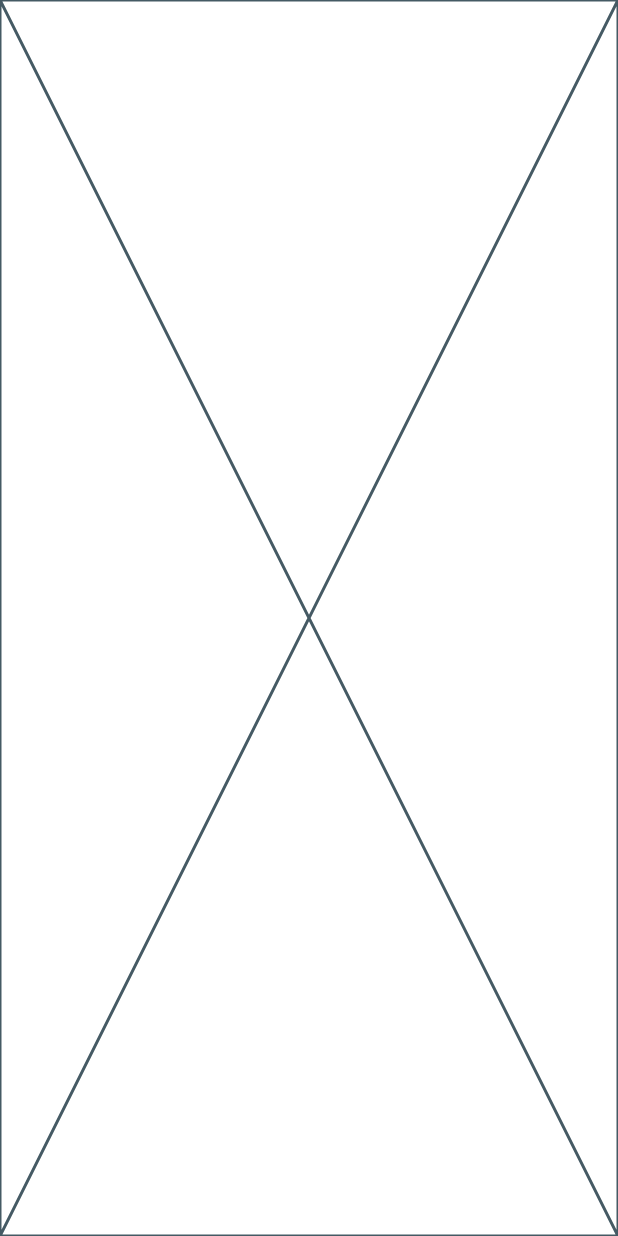
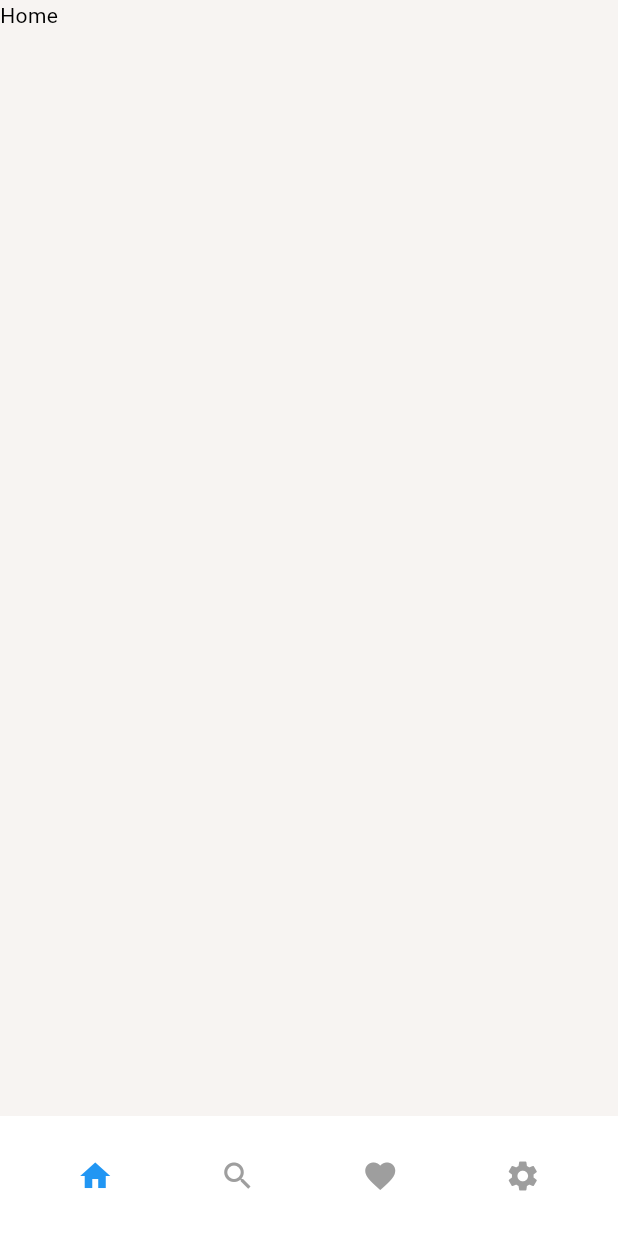
Before and after one commit to MuhammadRauf07/ten_twenty_task, a Flutter app: the screen it shows after launch, on a phone screen of 412 x 824 dp. Run offline on Flutter 3.47's test engine with Material 3 defaults, Android fonts, the light colour scheme and no system bars; our stand-ins replace flutter_bloc, flutter_svg, shared_preferences; Roboto replaces fonts that are missing (Urbanist).

Commit message:
add bottom navbar

```diff
--- a/lib/main/main_screen.dart
+++ b/lib/main/main_screen.dart
@@ -8,8 +8,55 @@ class MainScreen extends StatefulWidget {
 }
 
 class _MainScreenState extends State<MainScreen> {
+
+
+  int _selectedIndex = 0;
+  final List<Widget> _tabs = [
+    const Text('Home'),
+    const Text('Search'),
+    const Text('Favorites'),
+    const Text('Settings'),
+  ];
+
+  void _onItemTapped(int index) {
+    setState(() {
+      _selectedIndex = index;
+    });
+  }
+
+
   @override
   Widget build(BuildContext context) {
-    return const Placeholder();
+    return Scaffold(
+      body: _tabs.elementAt(_selectedIndex),
+      bottomNavigationBar: BottomAppBar(
+        shape: const CircularNotchedRectangle(),
+        child: Row(
+          mainAxisAlignment: MainAxisAlignment.spaceAround,
+          children: <Widget>[
+            IconButton(
+              icon: const Icon(Icons.home),
+              onPressed: () => _onItemTapped(0),
+              color: _selectedIndex == 0 ? Colors.blue : Colors.grey,
+            ),
+            IconButton(
+              icon: const Icon(Icons.search),
+              onPressed: () => _onItemTapped(1),
+              color: _selectedIndex == 1 ? Colors.blue : Colors.grey,
+            ),
+            IconButton(
+              icon: const Icon(Icons.favorite),
+              onPressed: () => _onItemTapped(2),
+              color: _selectedIndex == 2 ? Colors.blue : Colors.grey,
+            ),
+            IconButton(
+              icon: const Icon(Icons.settings),
+              onPressed: () => _onItemTapped(3),
+              color: _selectedIndex == 2 ? Colors.blue : Colors.grey,
+            ),
+          ],
+        ),
+      ),
+    );
   }
 }
```
